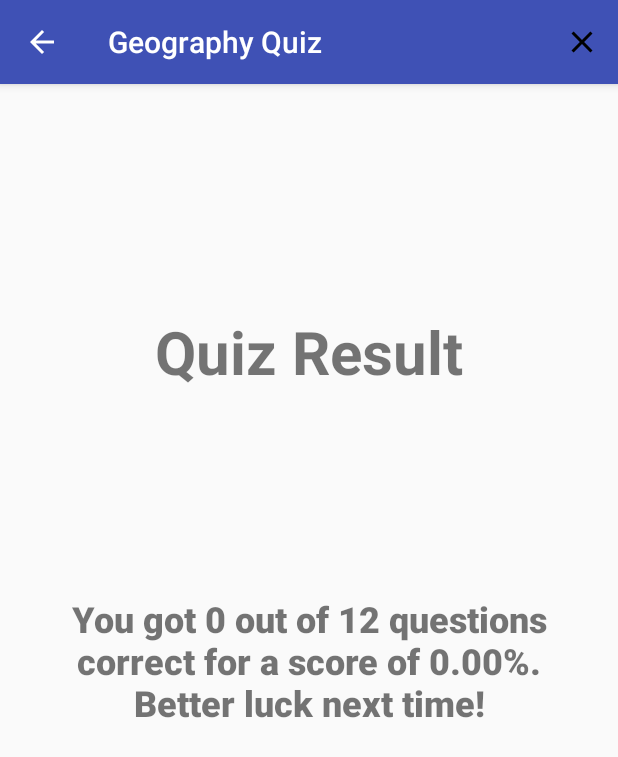
After one commit to Kamal-M-Ali/CSCI-6060-Project-4, an Android app: the ResultActivity screen opened directly, with no data from a screen before it, on a phone screen of 412 x 824 dp. The commit adds this screen. Shown: the top 757 px of the screen. Run offline under Robolectric (Android 15) with nearby library versions, the phone set to English and light mode, and no system bars.

Commit message:
added quiz result activity

```diff
--- /dev/null
+++ b/app/src/main/java/edu/uga/cs/geographyquiz/ResultActivity.java
@@ -0,0 +1,40 @@
+package edu.uga.cs.geographyquiz;
+
+import androidx.appcompat.app.ActionBar;
+import androidx.appcompat.app.AppCompatActivity;
+
+import android.os.Bundle;
+import android.widget.TextView;
+
+public class ResultActivity extends MenuActivity {
+    private TextView textView;
+
+    @Override
+    protected void onCreate(Bundle savedInstanceState) {
+        super.onCreate(savedInstanceState);
+        setContentView(R.layout.activity_result);
+
+        // descendant activity enable up button, this will take the user back to the main activity
+        ActionBar ab = getSupportActionBar();
+        if (ab != null)
+            ab.setDisplayHomeAsUpEnabled(true);
+
+        textView = findViewById(R.id.textView3);
+
+        int correct = getIntent().getIntExtra("RESULTS", 0);
+        double score = correct / 12.0 * 100;
+        StringBuilder res = new StringBuilder();
+        res.append(String.format("You got %d out of 12 questions correct for a score of %.2f%%.", correct, score));
+
+        if (correct <= 4)
+            res.append(" Better luck next time!");
+        else if (correct <= 8)
+            res.append(" Not bad!");
+        else if (correct <= 11)
+            res.append(" Good job!");
+        else
+            res.append(" A perfect score!");
+
+        textView.setText(res.toString());
+    }
+}
--- /dev/null
+++ b/app/src/main/res/layout/activity_result.xml
@@ -0,0 +1,35 @@
+<?xml version="1.0" encoding="utf-8"?>
+<androidx.constraintlayout.widget.ConstraintLayout xmlns:android="http://schemas.android.com/apk/res/android"
+    xmlns:app="http://schemas.android.com/apk/res-auto"
+    xmlns:tools="http://schemas.android.com/tools"
+    android:layout_width="match_parent"
+    android:layout_height="match_parent"
+    android:padding="16dp"
+    tools:context=".ResultActivity">
+
+    <TextView
+        android:id="@+id/textView4"
+        android:layout_width="wrap_content"
+        android:layout_height="wrap_content"
+        android:text="Quiz Result"
+        android:textAllCaps="false"
+        android:textSize="40sp"
+        android:textStyle="bold"
+        app:layout_constraintBottom_toTopOf="@+id/textView3"
+        app:layout_constraintEnd_toEndOf="parent"
+        app:layout_constraintStart_toStartOf="parent"
+        app:layout_constraintTop_toTopOf="parent" />
+
+    <TextView
+        android:id="@+id/textView3"
+        android:layout_width="wrap_content"
+        android:layout_height="wrap_content"
+        android:fontFamily="sans-serif-black"
+        android:text="TextView"
+        android:textAlignment="center"
+        android:textSize="24sp"
+        app:layout_constraintBottom_toBottomOf="parent"
+        app:layout_constraintEnd_toEndOf="parent"
+        app:layout_constraintStart_toStartOf="parent"
+        app:layout_constraintTop_toTopOf="parent" />
+</androidx.constraintlayout.widget.ConstraintLayout>
```
Also changed, not shown: app/src/main/AndroidManifest.xml (+8 -4 lines), app/src/main/java/edu/uga/cs/geographyquiz/QuestionRecyclerAdapter.java (+6 -1 lines), app/src/main/java/edu/uga/cs/geographyquiz/QuizActivity.java (+29 -4 lines), app/src/main/java/edu/uga/cs/geographyquiz/pojo/Question.java (+11 -0 lines).
